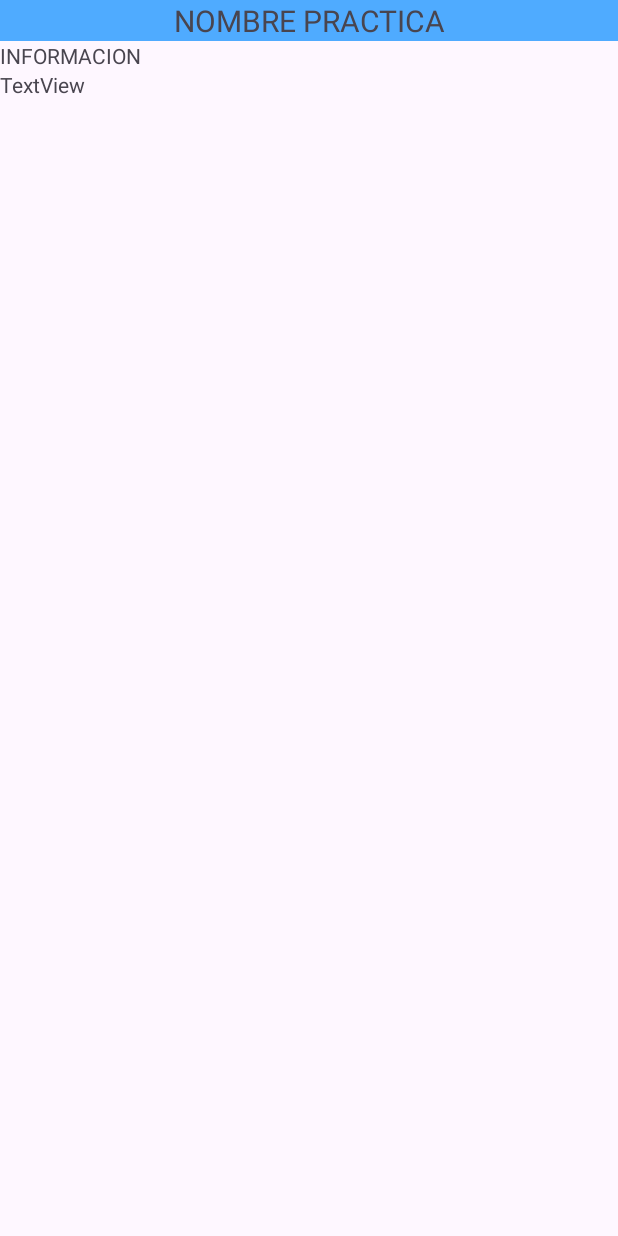
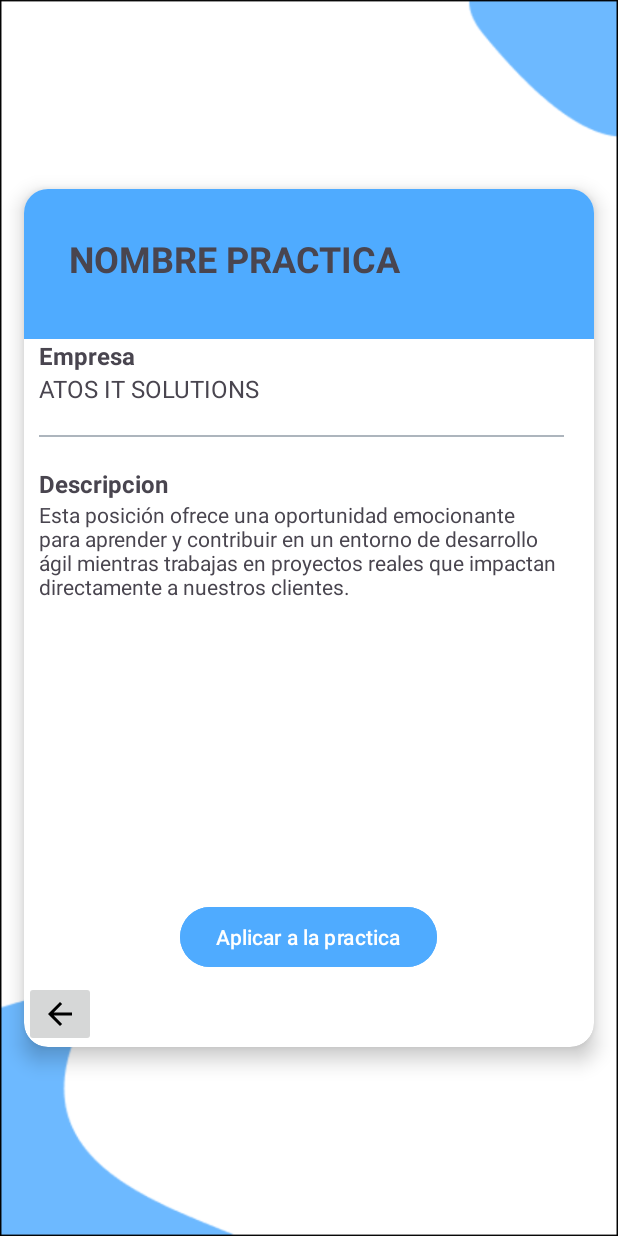
Before and after one commit to carloosbravo/tfg-2dam, an Android app: the layout activity_practica_pulsar.xml on its own in the app's theme, with its tools: preview values and no code run, on a phone screen of 412 x 824 dp. Run offline under Robolectric (Android 15) with nearby library versions, the phone set to English and light mode, and no system bars.

Commit message:
diseño activity practica cuando se pulsa hecho

```diff
--- a/androidStudio/cooper_up/app/src/main/AndroidManifest.xml
+++ b/androidStudio/cooper_up/app/src/main/AndroidManifest.xml
@@ -1,12 +1,12 @@
 <?xml version="1.0" encoding="utf-8"?>
 <manifest xmlns:android="http://schemas.android.com/apk/res/android"
     xmlns:tools="http://schemas.android.com/tools">
+
     <uses-permission android:name="android.permission.INTERNET" />
-    <uses-permission android:name="android.permission.ACCESS_NETWORK_STATE"/>
+    <uses-permission android:name="android.permission.ACCESS_NETWORK_STATE" />
 
     <application
         android:allowBackup="true"
-        android:usesCleartextTraffic="true"
         android:dataExtractionRules="@xml/data_extraction_rules"
         android:fullBackupContent="@xml/backup_rules"
         android:icon="@mipmap/ic_launcher"
@@ -14,8 +14,11 @@
         android:roundIcon="@mipmap/ic_launcher_round"
         android:supportsRtl="true"
         android:theme="@style/Theme.Cooper_up"
+        android:usesCleartextTraffic="true"
         tools:targetApi="31">
-
+        <activity
+            android:name=".AlumnoPulsar"
+            android:exported="false" />
         <!-- Actividad MainActivity como la actividad de inicio -->
         <activity
             android:name=".MainActivity"
@@ -25,28 +28,22 @@
 
                 <category android:name="android.intent.category.LAUNCHER" />
             </intent-filter>
-        </activity>
-
-        <!-- Otras actividades -->
-
+        </activity> <!-- Otras actividades -->
         <activity
             android:name=".RegistrarAlumno"
             android:exported="false" />
-
         <activity
             android:name=".LoginAlumno"
-            android:exported="false" >
+            android:exported="false">
+
             <!-- Quitamos el intent-filter de LoginAlumno para que no sea la actividad de inicio -->
         </activity>
-
         <activity
-        android:name=".SplashScreen"
-        android:exported="false" >
-        </activity>
+            android:name=".SplashScreen"
+            android:exported="false"></activity>
         <activity
             android:name=".EditarUsuario"
-            android:exported="false" >
-        </activity>
+            android:exported="false"></activity>
+    </application>
 
-    </application>
 </manifest>
--- /dev/null
+++ b/androidStudio/cooper_up/app/src/main/java/com/example/cooper_up/AlumnoPulsar.java
@@ -0,0 +1,14 @@
+package com.example.cooper_up;
+
+import androidx.appcompat.app.AppCompatActivity;
+
+import android.os.Bundle;
+
+public class AlumnoPulsar extends AppCompatActivity {
+
+    @Override
+    protected void onCreate(Bundle savedInstanceState) {
+        super.onCreate(savedInstanceState);
+        setContentView(R.layout.activity_alumno_pulsar);
+    }
+}
--- a/androidStudio/cooper_up/app/src/main/java/com/example/cooper_up/PracticaPulsar.java
+++ b/androidStudio/cooper_up/app/src/main/java/com/example/cooper_up/PracticaPulsar.java
@@ -3,6 +3,7 @@ package com.example.cooper_up;
 import androidx.appcompat.app.AppCompatActivity;
 
 import android.os.Bundle;
+import android.widget.ImageButton;
 
 public class PracticaPulsar extends AppCompatActivity {
 
@@ -10,5 +11,8 @@ public class PracticaPulsar extends AppCompatActivity {
     protected void onCreate(Bundle savedInstanceState) {
         super.onCreate(savedInstanceState);
         setContentView(R.layout.activity_practica_pulsar);
+
+        //pulsar para volver al home
+        ImageButton volverHomeButton = findViewById(R.id.volverHomeTV);
     }
 }
--- /dev/null
+++ b/androidStudio/cooper_up/app/src/main/res/layout/activity_alumno_pulsar.xml
@@ -0,0 +1,9 @@
+<?xml version="1.0" encoding="utf-8"?>
+<androidx.constraintlayout.widget.ConstraintLayout xmlns:android="http://schemas.android.com/apk/res/android"
+    xmlns:app="http://schemas.android.com/apk/res-auto"
+    xmlns:tools="http://schemas.android.com/tools"
+    android:layout_width="match_parent"
+    android:layout_height="match_parent"
+    tools:context=".AlumnoPulsar">
+
+</androidx.constraintlayout.widget.ConstraintLayout>
--- a/androidStudio/cooper_up/app/src/main/res/layout/activity_practica_pulsar.xml
+++ b/androidStudio/cooper_up/app/src/main/res/layout/activity_practica_pulsar.xml
@@ -4,34 +4,101 @@
     xmlns:tools="http://schemas.android.com/tools"
     android:layout_width="match_parent"
     android:layout_height="match_parent"
-    tools:context=".PracticaPulsar">
+    tools:context=".PracticaPulsar"
+    android:background="@drawable/background_editar">
 
     <LinearLayout
         android:layout_width="match_parent"
         android:layout_height="match_parent"
+        android:gravity="center"
         android:orientation="vertical">
+
+        <androidx.cardview.widget.CardView
+            android:id="@+id/layoutPractica"
+            android:layout_width="match_parent"
+            android:layout_height="wrap_content"
+            android:layout_margin="16dp"
+            app:cardCornerRadius="16dp"
+            app:cardElevation="8dp"
+            app:cardBackgroundColor="@color/white">
+
+            <LinearLayout
+                android:layout_width="match_parent"
+                android:layout_height="wrap_content"
+                android:orientation="vertical">
+
+                <FrameLayout
+                    android:layout_width="match_parent"
+                    android:layout_height="wrap_content">
 
                     <TextView
                         android:id="@+id/textView6"
                         android:layout_width="match_parent"
-            android:layout_height="wrap_content"
+                        android:layout_height="100dp"
+                        android:background="@color/azulFondoCLaro"
+                        android:padding="30dp"
                         android:text="NOMBRE PRACTICA"
-            android:textAlignment="center"
-            android:textSize="20dp"
-            android:background="@color/azulFondoCLaro"/>
+                        android:textSize="24dp"
+                        android:textStyle="bold" />
+                </FrameLayout>
 
                 <TextView
-            android:id="@+id/textView8"
                     android:layout_width="match_parent"
                     android:layout_height="wrap_content"
-            android:text="INFORMACION " />
+                    android:layout_marginLeft="10dp"
+                    android:text="Empresa "
+                    android:textSize="16sp"
+                    android:textStyle="bold" />
 
                 <TextView
-            android:id="@+id/textView9"
+                    android:id="@+id/nombreEmpresaPulsarTV"
                     android:layout_width="match_parent"
                     android:layout_height="wrap_content"
-            android:text="TextView" />
+                    android:layout_marginLeft="10dp"
+                    android:layout_marginBottom="20dp"
+                    android:text="ATOS IT SOLUTIONS  "
+                    android:textSize="16sp" />
 
+                <View
+                    android:layout_width="350sp"
+                    android:layout_height="1dp"
+                    android:layout_marginLeft="10sp"
+                    android:layout_marginBottom="20dp"
+                    android:background="@color/grisMasOscuro" />
+
+                <TextView
+                    android:layout_width="match_parent"
+                    android:layout_height="wrap_content"
+                    android:layout_marginLeft="10sp"
+                    android:text="Descripcion "
+                    android:textSize="16sp"
+                    android:textStyle="bold" />
+
+                <TextView
+                    android:id="@+id/descripcionPracticaPulsarTV"
+                    android:layout_width="match_parent"
+                    android:layout_height="wrap_content"
+                    android:layout_marginLeft="10sp"
+                    android:layout_marginBottom="200dp"
+                    android:text="Esta posición ofrece una oportunidad emocionante para aprender y contribuir en un entorno de desarrollo ágil mientras trabajas en proyectos reales que impactan directamente a nuestros clientes." />
+
+                <Button
+                    android:id="@+id/aplicarPracticaButton"
+                    android:layout_width="wrap_content"
+                    android:layout_gravity="center"
+                    android:layout_height="wrap_content"
+                    android:layout_marginBottom="5dp"
+                    android:backgroundTint="@color/azulFondoCLaro"
+                    android:text="Aplicar a la practica" />
+
+                <ImageButton
+                    android:id="@+id/volverHomeTV"
+                    android:layout_width="wrap_content"
+                    android:layout_height="wrap_content"
+                    app:srcCompat="@drawable/ic_flecha_atras" />
 
             </LinearLayout>
+        </androidx.cardview.widget.CardView>
+    </LinearLayout>
+
 </androidx.constraintlayout.widget.ConstraintLayout>
```
Lines whose indentation alone changed are shown as unchanged.
